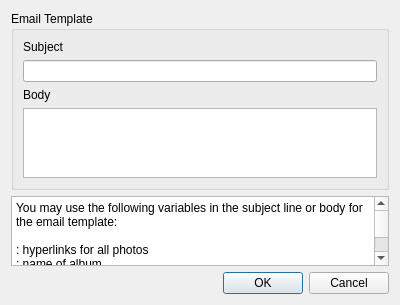
First picture: the form in EmailTemplateDialog.ui, repository vulevu121/PhotosUploader, before the edit.
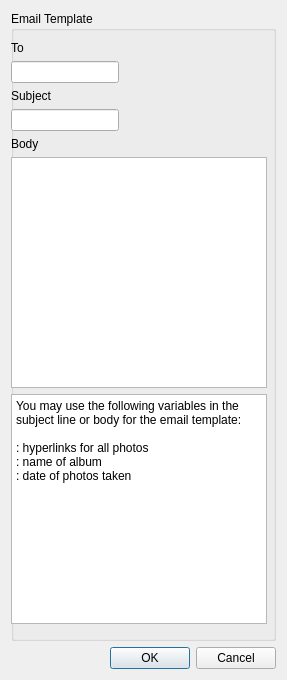
Second picture: the form after the edit.

What changed in the file:
```diff
--- a/EmailTemplateDialog.ui
+++ b/EmailTemplateDialog.ui
@@ -6,8 +6,8 @@
    <rect>
     <x>0</x>
     <y>0</y>
-    <width>400</width>
-    <height>300</height>
+    <width>287</width>
+    <height>680</height>
    </rect>
   </property>
   <property name="windowTitle">
@@ -19,31 +19,47 @@
      <property name="title">
       <string>Email Template</string>
      </property>
-     <layout class="QVBoxLayout" name="verticalLayout">
-      <item>
+     <widget class="QWidget" name="">
+      <property name="geometry">
+       <rect>
+        <x>0</x>
+        <y>30</y>
+        <width>264</width>
+        <height>583</height>
+       </rect>
+      </property>
+      <layout class="QFormLayout" name="formLayout">
+       <item row="0" column="0">
+        <widget class="QLabel" name="label_3">
+         <property name="text">
+          <string>To</string>
+         </property>
+        </widget>
+       </item>
+       <item row="1" column="0">
+        <widget class="QLineEdit" name="toEdit"/>
+       </item>
+       <item row="2" column="0">
        <widget class="QLabel" name="label">
         <property name="text">
          <string>Subject</string>
         </property>
        </widget>
       </item>
-      <item>
+       <item row="3" column="0">
        <widget class="QLineEdit" name="subjectEdit"/>
       </item>
-      <item>
+       <item row="4" column="0">
        <widget class="QLabel" name="label_2">
         <property name="text">
          <string>Body</string>
         </property>
        </widget>
       </item>
-      <item>
+       <item row="5" column="0">
        <widget class="QPlainTextEdit" name="bodyEdit"/>
       </item>
-     </layout>
-    </widget>
-   </item>
-   <item>
+       <item row="6" column="0">
     <widget class="QPlainTextEdit" name="plainTextEdit">
      <property name="enabled">
       <bool>true</bool>
@@ -56,6 +72,10 @@
 &lt;DATE&gt;: date of photos taken
 </string>
      </property>
+        </widget>
+       </item>
+      </layout>
+     </widget>
     </widget>
    </item>
    <item>
```
Lines whose indentation alone changed are shown as unchanged.
